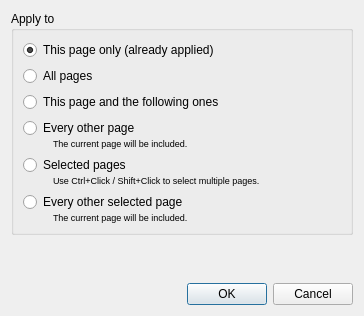
Old version of the form filters/select_content/ui/SelectContentApplyDialog.ui in the repository ImageProcessing-ElectronicPublications/scantailor-deviant.
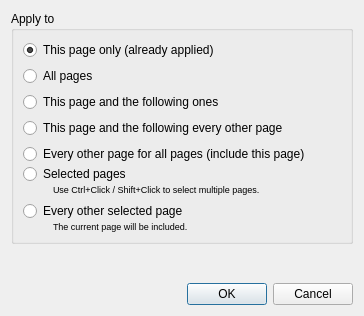
New version of the form.

Commit message: select_content: every other page

Patch:
```diff
--- a/filters/select_content/ui/SelectContentApplyDialog.ui
+++ b/filters/select_content/ui/SelectContentApplyDialog.ui
@@ -66,44 +66,12 @@
              <number>0</number>
             </property>
             <item>
-             <widget class="QRadioButton" name="everyOtherRB">
+             <widget class="QRadioButton" name="thisEveryOtherRB">
               <property name="text">
-               <string extracomment="All odd or even pages, depending on the current page being odd or even.">Every other page</string>
+               <string extracomment="All odd or even pages, depending on the current page being odd or even.">This page and the following every other page</string>
               </property>
              </widget>
             </item>
-            <item>
-             <layout class="QHBoxLayout" name="horizontalLayout_2">
-              <item>
-               <spacer name="horizontalSpacer_2">
-                <property name="orientation">
-                 <enum>Qt::Horizontal</enum>
-                </property>
-                <property name="sizeType">
-                 <enum>QSizePolicy::Fixed</enum>
-                </property>
-                <property name="sizeHint" stdset="0">
-                 <size>
-                  <width>30</width>
-                  <height>0</height>
-                 </size>
-                </property>
-               </spacer>
-              </item>
-              <item>
-               <widget class="QLabel" name="label_2">
-                <property name="font">
-                 <font>
-                  <pointsize>7</pointsize>
-                 </font>
-                </property>
-                <property name="text">
-                 <string>The current page will be included.</string>
-                </property>
-               </widget>
-              </item>
-             </layout>
-            </item>
            </layout>
           </widget>
          </item>
@@ -119,6 +87,13 @@
          <property name="margin">
           <number>0</number>
          </property>
+         <item>
+          <widget class="QRadioButton" name="everyOtherRB">
+           <property name="text">
+            <string extracomment="All odd or even pages, depending on the current page being odd or even.">Every other page for all pages (include this page)</string>
+           </property>
+          </widget>
+         </item>
          <item>
           <widget class="QRadioButton" name="selectedPagesRB">
            <property name="text">
```
The commit also changes 1 other file.
